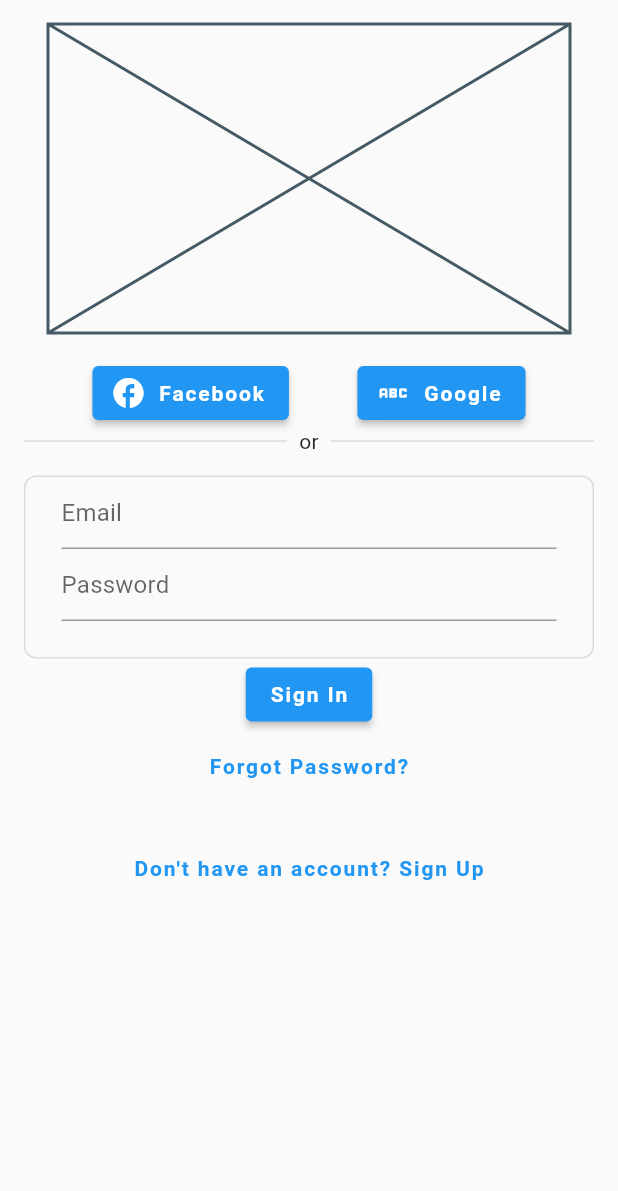
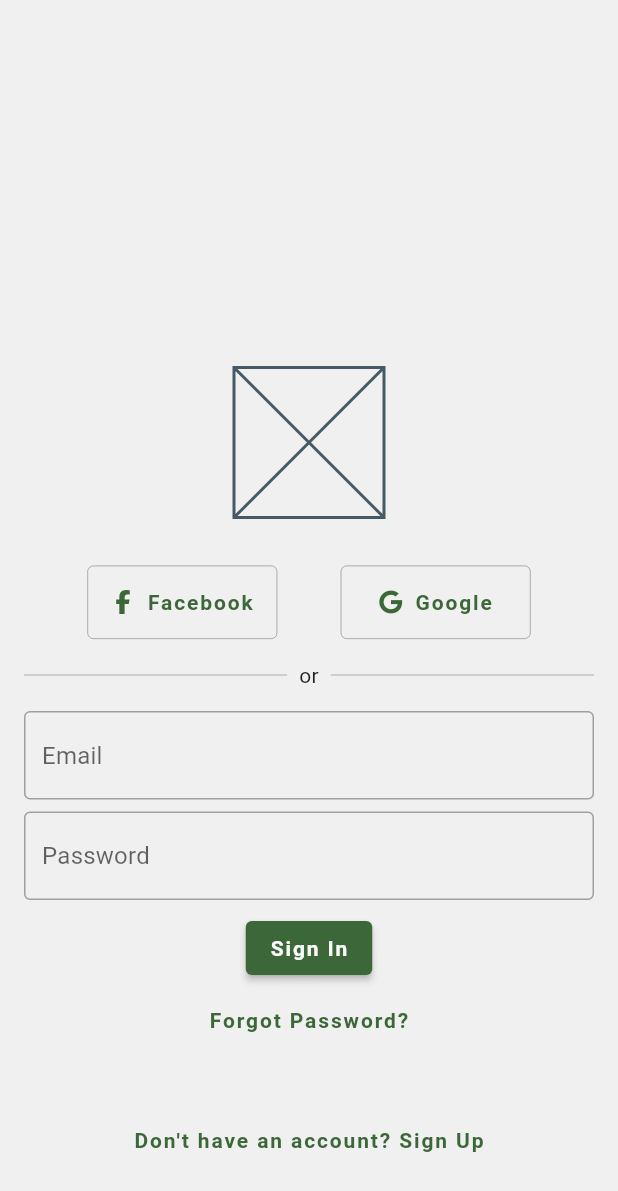
Before and after one commit to DiemUyen/CSC13118_LetTutor, a Flutter app: the screen it shows after launch, after a tap on "Have an account? Sign In", on a phone screen of 412 x 824 dp. Shown: the top 1191 px of the screen. Run offline on Flutter 3.47's test engine with Material 2 defaults, Android fonts, the phone set to English and light mode, and no system bars; our stand-ins replace flutter_rating_bar, font_awesome_flutter; missing offline and left inert: flutter_rounded_date_picker.

Commit message:
Complete UI Authentication

```diff
--- a/let_tutor/lib/main.dart
+++ b/let_tutor/lib/main.dart
@@ -1,13 +1,7 @@
 import 'package:flutter/material.dart';
 import 'package:let_tutor/routes.dart';
-import 'package:let_tutor/routes/authentication/sign_in_form.dart';
 import 'package:let_tutor/routes/authentication/sign_up_form.dart';
-import 'package:let_tutor/routes/meeting_page.dart';
-import 'package:let_tutor/routes/tutor/tutor_home_page.dart';
 import 'package:let_tutor/theme/custom_theme.dart';
-import 'package:let_tutor/widgets/bottom_nav_bar.dart';
-import 'package:let_tutor/widgets/transparent_app_bar.dart';
-import 'package:let_tutor/widgets/tutor_info.dart';
 
 void main() {
   runApp(const MyApp());
@@ -26,27 +20,7 @@ class MyApp extends StatelessWidget {
       // Generate routes
       onGenerateRoute: RouteGenerator.generateRoute,
 
-      // home: SafeArea(
-      //   child: Scaffold(
-      //     bottomNavigationBar: const BottomNavBar(),
-      //     body: Material(
-      //       child: SingleChildScrollView(
-      //         child: Column(
-      //           children: const [
-      //             TransparentAppBar(),
-      //             Padding(
-      //               padding: EdgeInsets.symmetric(horizontal: 16.0),
-      //               child: SignUpForm(),
-      //             )
-      //           ],
-      //         ),
-      //       ),
-      //     )
-      //   ),
-      // ),
-      home: const SafeArea(
-        child: SignUpForm(),
-      ),
+      home: const SignUpForm()
     );
   }
 }
--- a/let_tutor/lib/routes/authentication/forgot_password.dart
+++ b/let_tutor/lib/routes/authentication/forgot_password.dart
@@ -11,11 +11,12 @@ class ForgotPassword extends StatefulWidget {
 class _ForgotPasswordState extends State<ForgotPassword> {
   @override
   Widget build(BuildContext context) {
-    return Scaffold(
+    return SafeArea(
+      child: Scaffold(
         body: LayoutBuilder(
             builder: (context, constraints) {
               return SingleChildScrollView(
-              padding: const EdgeInsets.only( left: 16, top: 0, right: 16, bottom: 0),
+                padding: const EdgeInsets.symmetric(horizontal: 16),
                 child: ConstrainedBox(
                   constraints: BoxConstraints(
                     minHeight: constraints.maxHeight
@@ -32,16 +33,10 @@ class _ForgotPasswordState extends State<ForgotPassword> {
                       const SizedBox(height: 24,),
 
                       // Text field to enter email address
-                    Container(
-                      decoration: BoxDecoration(
-                        border: Border.all(width: 1, color: Colors.black12),
-                        borderRadius: const BorderRadius.all(Radius.circular(8)),
-                      ),
-                      padding: const EdgeInsets.only(left: 24, top: 0, right: 24, bottom: 24),
-                      child: TextFormField(
+                      TextFormField(
                         decoration: const InputDecoration(
+                          border: OutlineInputBorder(),
                           hintText: "Email"
-                        ),
                         ),
                       ),
 
@@ -53,12 +48,13 @@ class _ForgotPasswordState extends State<ForgotPassword> {
                             Navigator.pushNamed(context, RouteGenerator.signInPage);
                           },
                           child: const Text("Send Link")
-                    )
+                      ),
                     ],
                   ),
                 ),
               );
             }),
+      ),
     );
   }
 }
--- a/let_tutor/lib/routes/authentication/sign_in_form.dart
+++ b/let_tutor/lib/routes/authentication/sign_in_form.dart
@@ -1,5 +1,7 @@
 import 'package:flutter/material.dart';
+import 'package:font_awesome_flutter/font_awesome_flutter.dart';
 import 'package:let_tutor/routes.dart';
+import 'package:let_tutor/theme/app_color.dart';
 
 class SignInForm extends StatefulWidget {
   const SignInForm({Key? key}) : super(key: key);
@@ -9,105 +11,120 @@ class SignInForm extends StatefulWidget {
 }
 
 class _SignInFormState extends State<SignInForm> {
+
+  Widget logoApp(BuildContext context, double size) {
+    return SizedBox(
+      height: size,
+      width: size,
+      child: Placeholder(
+        fallbackWidth: size,
+        fallbackHeight: size,
+      ),
+    );
+  }
+
+  Widget thirdPartySignIn(BuildContext context, IconData iconName, String label) {
+    return Expanded(
+      flex: 3,
+      child: Container(
+        decoration: BoxDecoration(
+            border: Border.all(color: AppColor.lineColor, width: 0.5),
+            borderRadius: BorderRadius.circular(4)
+        ),
+        child: TextButton.icon(
+          onPressed: () {},
+          icon: Icon(iconName, size: 16,),
+          label: Text(label),
+        ),
+      ),
+    );
+  }
+
+  Widget emailField(BuildContext context) {
+    return TextFormField(
+      decoration: const InputDecoration(
+        border: OutlineInputBorder(),
+        hintText: "Email",
+      ),
+    );
+  }
+
+  Widget passwordField(BuildContext context) {
+    return TextFormField(
+      obscureText: true,
+      decoration: const InputDecoration(
+          border: OutlineInputBorder(),
+          hintText: "Password"
+      ),
+    );
+  }
+
   @override
   Widget build(BuildContext context) {
-    return Scaffold(
+    return SafeArea(
+      child: Scaffold(
         body: LayoutBuilder(
             //TODO: insert logo app
             builder: (context, constraints) {
               var baseLogoWidth = 100.0;
 
-            if (constraints.maxWidth >= baseLogoWidth) {
-              baseLogoWidth = constraints.maxWidth / 2.0;
-            }
               return SingleChildScrollView(
-              padding: const EdgeInsets.only(left: 16, top: 0, right: 16, bottom: 0),
+                padding: const EdgeInsets.symmetric(horizontal: 16),
                 child: ConstrainedBox(
                   constraints: BoxConstraints(
-                    minHeight: constraints.minHeight
+                      minHeight: constraints.maxHeight
                   ),
                   child: Column(
                     mainAxisAlignment: MainAxisAlignment.end,
                     children: [
-                    Container(
-                      child: Column(
+                      Column(
                         children: [
                           // Logo app
-                          Container(
-                              padding: const EdgeInsets.all(16),
-                              child: Placeholder(
-                                fallbackWidth: baseLogoWidth,
-                                fallbackHeight: baseLogoWidth,
-                              )
+                          logoApp(context, 100),
+                          const SizedBox(height: 32,),
+
+                          // Sign in with Facebook or Google
+                          Row(
+                            children: [
+                              const Expanded(child: SizedBox(width: 16,)),
+                              thirdPartySignIn(context, FontAwesomeIcons.facebookF, 'Facebook'),
+                              const Expanded(child: SizedBox(width: 16,)),
+                              thirdPartySignIn(context, FontAwesomeIcons.google, 'Google'),
+                              const Expanded(child: SizedBox(width: 16,)),
+                            ],
                           ),
 
-                          // Sign in with Facebook or Google
-                          Container(
-                            child: Row(
-                              mainAxisAlignment: MainAxisAlignment.spaceEvenly,
-                              children: [
-                                ElevatedButton.icon(
-                                    onPressed: () {},
-                                    icon: const Icon(Icons.facebook),
-                                    label: const Text("Facebook")
-                                ),
-                                ElevatedButton.icon(
-                                    onPressed: () {},
-                                    icon: const Icon(Icons.abc),
-                                    label: const Text("Google")
-                                )
-                              ],
-                            ),
-                          ),
+                          const SizedBox(height: 16,),
 
                           // Divider
-                          Container(
-                            child: Row(
+                          Row(
                             children: const [
-                                Expanded(child: Divider(color: Colors.black12, thickness: 1,)),
+                              Expanded(child: Divider(color: AppColor.lineColor, thickness: 0.5,)),
                               SizedBox(width: 8,),
                               Text("or"),
                               SizedBox(width: 8,),
-                                Expanded(child: Divider(color: Colors.black12, thickness: 1,))
+                              Expanded(child: Divider(color: AppColor.lineColor, thickness: 0.5,))
                             ],
-                            ),
                           ),
                         ],
                       ),
+
+                      const SizedBox(height: 16,),
+
+                      // Sign in with email and password
+                      Column(
+                        children: [
+                          Column(
+                            children: [
+                              // Email
+                              emailField(context),
+                              const SizedBox(height: 8,),
+                              // Password
+                              passwordField(context)
+                            ],
                           ),
 
-                    const SizedBox(height: 15,),
-
-                    // Sign in with email and password
-                    Container(
-                      child: Column(
-                        children: [
-                          Container(
-                            decoration: BoxDecoration(
-                              border: Border.all(width: 1, color: Colors.black12),
-                              borderRadius: const BorderRadius.all(Radius.circular(8)),
-                            ),
-                            padding: const EdgeInsets.only(
-                                left: 24, top: 0, right: 24, bottom: 24),
-                            child: Column(
-                              children: [
-                                // Email
-                                TextFormField(
-                                  decoration: const InputDecoration(
-                                    hintText: "Email",
-                                  ),
-                                ),
-
-                                // Password
-                                TextFormField(
-                                  obscureText: true,
-                                  decoration: const InputDecoration(
-                                      hintText: "Password"
-                                  ),
-                                )
-                              ],
-                            ),
-                          ),
+                          const SizedBox(height: 8,),
 
                           // Button 'Sign in'
                           ElevatedButton(
@@ -126,9 +143,8 @@ class _SignInFormState extends State<SignInForm> {
                           )
                         ],
                       ),
-                    ),
 
-                    const SizedBox(height: 20,),
+                      const SizedBox(height: 32,),
 
                       // Button 'Sign up'
                       Container(
@@ -141,13 +157,14 @@ class _SignInFormState extends State<SignInForm> {
                         ),
                       ),
 
-                    const SizedBox(height: 20,)
+                      const SizedBox(height: 40,)
                     ],
                   ),
                 ),
               );
             }
         ),
+      ),
     );
   }
 }
--- a/let_tutor/lib/routes/authentication/sign_up_form.dart
+++ b/let_tutor/lib/routes/authentication/sign_up_form.dart
@@ -1,5 +1,7 @@
 import 'package:flutter/material.dart';
+import 'package:font_awesome_flutter/font_awesome_flutter.dart';
 import 'package:let_tutor/routes.dart';
+import 'package:let_tutor/theme/app_color.dart';
 import 'package:let_tutor/widgets/bottom_nav_bar.dart';
 
 class SignUpForm extends StatefulWidget {
@@ -10,107 +12,130 @@ class SignUpForm extends StatefulWidget {
 }
 
 class _SignUpFormState extends State<SignUpForm> {
+
+  Widget logoApp(BuildContext context, double size) {
+    return SizedBox(
+      height: size,
+      width: size,
+      child: Placeholder(
+        fallbackWidth: size,
+        fallbackHeight: size,
+      ),
+    );
+  }
+
+  Widget thirdPartySignUp(BuildContext context, IconData iconName, String label) {
+    return Expanded(
+      flex: 3,
+      child: Container(
+        decoration: BoxDecoration(
+            border: Border.all(color: AppColor.lineColor, width: 0.5),
+            borderRadius: BorderRadius.circular(4)
+        ),
+        child: TextButton.icon(
+          onPressed: () {},
+          icon: Icon(iconName, size: 16,),
+          label: Text(label),
+        ),
+      ),
+    );
+  }
+
+  Widget emailField(BuildContext context) {
+    return TextFormField(
+      decoration: const InputDecoration(
+        border: OutlineInputBorder(),
+        hintText: "Email",
+      ),
+    );
+  }
+
+  Widget passwordField(BuildContext context) {
+    return TextFormField(
+      obscureText: true,
+      decoration: const InputDecoration(
+          border: OutlineInputBorder(),
+          hintText: "Password"
+      ),
+    );
+  }
+
   @override
   Widget build(BuildContext context) {
-    return LayoutBuilder(
+    return SafeArea(
+      child: Scaffold(
+        body: LayoutBuilder(
           //TODO: insert logo app
             builder: (context, constraints) {
-          var baseLogoWidth = 100.0;
 
-          if (constraints.maxWidth >= baseLogoWidth) {
-            baseLogoWidth = constraints.maxWidth / 2.0;
-          }
-          return Scaffold(
-            bottomNavigationBar: BottomNavBar(),
-            body: Column(
+              return SingleChildScrollView(
+                padding: const EdgeInsets.symmetric(horizontal: 16),
+                child: ConstrainedBox(
+                  constraints: BoxConstraints(
+                    minHeight: constraints.maxHeight
+                  ),
+                  child: Column(
                     mainAxisAlignment: MainAxisAlignment.end,
                     children: [
                       Column(
                         children: [
                           // Logo app
-                    Container(
-                        padding: const EdgeInsets.all(16),
-                        child: Placeholder(
-                          fallbackWidth: baseLogoWidth,
-                          fallbackHeight: baseLogoWidth,
-                        )
-                    ),
+                          logoApp(context, 100),
+                          const SizedBox(height: 32),
 
                           // Sign up with Facebook or Google
-                    Container(
-                      child: Row(
-                        mainAxisAlignment: MainAxisAlignment.spaceEvenly,
+                          Row(
                             children: [
-                          ElevatedButton.icon(
-                              onPressed: () {},
-                              icon: const Icon(Icons.facebook),
-                              label: const Text("Facebook")
-                          ),
-                          ElevatedButton.icon(
-                              onPressed: () {},
-                              icon: const Icon(Icons.abc),
-                              label: const Text("Google")
-                          )
+                              const Expanded(child: SizedBox(width: 16,)),
+                              thirdPartySignUp(context, FontAwesomeIcons.facebookF, 'Facebook'),
+                              const Expanded(child: SizedBox(width: 16,)),
+                              thirdPartySignUp(context, FontAwesomeIcons.google, 'Google'),
+                              const Expanded(child: SizedBox(width: 16,)),
                             ],
                           ),
-                    ),
+                          const SizedBox(height: 16,),
 
                           // Divider
-                    Container(
-                      child: Row(
+                          Row(
                             children: const [
-                          Expanded(child: Divider(color: Colors.black12, thickness: 1,)),
+                              Expanded(child: Divider(color: AppColor.lineColor, thickness: 0.5,)),
                               SizedBox(width: 8,),
                               Text("or"),
                               SizedBox(width: 8,),
-                          Expanded(child: Divider(color: Colors.black12, thickness: 1,))
+                              Expanded(child: Divider(color: AppColor.lineColor, thickness: 0.5,))
                             ],
-                      ),
                           ),
                         ],
                       ),
 
-                const SizedBox(height: 15,),
+                      const SizedBox(height: 16,),
 
                       Column(
                         children: [
                           // Sign up with Email and password
-                    Container(
-                      decoration: BoxDecoration(
-                        border: Border.all(width: 1, color: Colors.black12),
-                        borderRadius: const BorderRadius.all(Radius.circular(8)),
-                      ),
-                      padding: const EdgeInsets.only(
-                          left: 24, top: 0, right: 24, bottom: 24),
-                      child: Column(
+                          Column(
                             children: [
                               // Email
-                          TextFormField(
-                            decoration: const InputDecoration(
-                              hintText: "Email",
-                            ),
+                              emailField(context),
+                              const SizedBox(height: 8,),
+                              // Password
+                              passwordField(context)
+                            ],
                           ),
 
-                          // Password
-                          TextFormField(
-                            obscureText: true,
-                            decoration: const InputDecoration(
-                                hintText: "Password"
-                            ),
-                          )
-                        ],
-                      ),
-                    ),
+                          const SizedBox(height: 8,),
 
                           // Button 'Sign up'
                           ElevatedButton(
-                        onPressed: () {},
+                              onPressed: () {
+                                Navigator.pushNamed(context, RouteGenerator.signInPage);
+                              },
                               child: const Text("Sign Up")
                           )
                         ],
                       ),
 
-                const SizedBox(height: 20,),
+                      const SizedBox(height: 80,),
 
                       // Button 'Sign in'
                       Container(
@@ -123,11 +148,14 @@ class _SignUpFormState extends State<SignUpForm> {
                         ),
                       ),
 
-                const SizedBox(height: 20,)
+                      const SizedBox(height: 40,)
                     ],
+                  ),
                 ),
               );
             }
+        ),
+      ),
     );
   }
 }
--- /dev/null
+++ b/let_tutor/lib/theme/app_color.dart
@@ -0,0 +1,9 @@
+import 'package:flutter/material.dart';
+
+class AppColor{
+  static const mainColor = Color.fromRGBO(28, 74, 28, 1);
+  static const onMainColor = Colors.white;
+  static const secondaryColor = Colors.black87;
+  static const backgroundColor = Color.fromRGBO(240, 240, 240, 1.0);
+  static const lineColor = Colors.black38;
+}
--- a/let_tutor/lib/theme/custom_theme.dart
+++ b/let_tutor/lib/theme/custom_theme.dart
@@ -1,9 +1,36 @@
 import 'package:flutter/material.dart';
+import 'package:let_tutor/theme/app_color.dart';
 import 'package:let_tutor/theme/custom_text.dart';
 
 class CustomTheme{
   static ThemeData lightTheme = ThemeData(
     fontFamily: 'Roboto',
     textTheme: CustomText.textTheme,
+    brightness: Brightness.light,
+    colorSchemeSeed: AppColor.mainColor,
+
+    scaffoldBackgroundColor: AppColor.backgroundColor,
+
+    appBarTheme: const AppBarTheme(
+      color: Colors.transparent,
+      elevation: 0,
+      foregroundColor: AppColor.secondaryColor,
+    ),
+
+    bottomNavigationBarTheme: const BottomNavigationBarThemeData(
+      backgroundColor: AppColor.onMainColor,
+      selectedLabelStyle: TextStyle(
+        fontWeight: FontWeight.bold
+      ),
+      unselectedItemColor: Colors.black38,
+      showUnselectedLabels: false,
+    ),
+  );
+
+  static ThemeData darkTheme = ThemeData(
+    fontFamily: 'Roboto',
+    textTheme: CustomText.textTheme,
+    brightness: Brightness.dark,
+    useMaterial3: true
   );
 }
--- a/let_tutor/lib/widgets/bottom_nav_bar.dart
+++ b/let_tutor/lib/widgets/bottom_nav_bar.dart
@@ -5,7 +5,22 @@ class BottomNavBar extends StatelessWidget {
 
   @override
   Widget build(BuildContext context) {
-    return BottomNavigationBar(
+    return Container(
+      decoration: const BoxDecoration(
+        borderRadius: BorderRadius.only(
+          topRight: Radius.circular(48),
+          topLeft: Radius.circular(48)
+        ),
+        boxShadow: [
+          BoxShadow(color: Colors.black12, spreadRadius: 0, blurRadius: 16)
+        ]
+      ),
+      child: ClipRRect(
+        borderRadius: const BorderRadius.only(
+          topLeft: Radius.circular(48),
+          topRight: Radius.circular(48)
+        ),
+        child: BottomNavigationBar(
           items: const [
             BottomNavigationBarItem(
               icon: Icon(Icons.co_present_outlined),
@@ -20,6 +35,8 @@ class BottomNavBar extends StatelessWidget {
               label: 'Profile'
             )
           ],
+        ),
+      ),
     );
   }
 }
--- a/let_tutor/pubspec.yaml
+++ b/let_tutor/pubspec.yaml
@@ -37,6 +37,7 @@ dependencies:
   flutter_rating_bar: ^4.0.1
   flutter_rounded_date_picker: ^3.0.2
   intl: ^0.17.0
+  font_awesome_flutter: ^10.2.1
 
 dev_dependencies:
   flutter_test:
```
Also changed, not shown: let_tutor/pubspec.lock. Lines whose indentation alone changed are shown as unchanged.
